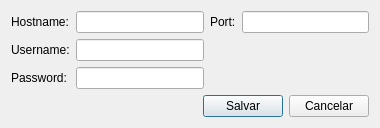
Qt form ui/loginconfig.ui (lellisls/ERP-STACCATO) before a commit.
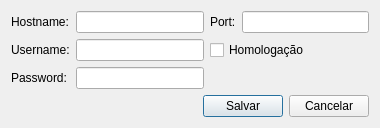
The same form after that commit.

Patch:
```diff
--- a/ui/loginconfig.ui
+++ b/ui/loginconfig.ui
@@ -78,6 +78,13 @@
        </property>
       </widget>
      </item>
+     <item row="1" column="2" colspan="2">
+      <widget class="QCheckBox" name="checkBoxHomologacao">
+       <property name="text">
+        <string>Homologação</string>
+       </property>
+      </widget>
+     </item>
     </layout>
    </item>
    <item row="1" column="0">
```
Left out of the diff: 2 changed lines with no effect on the pictures.
